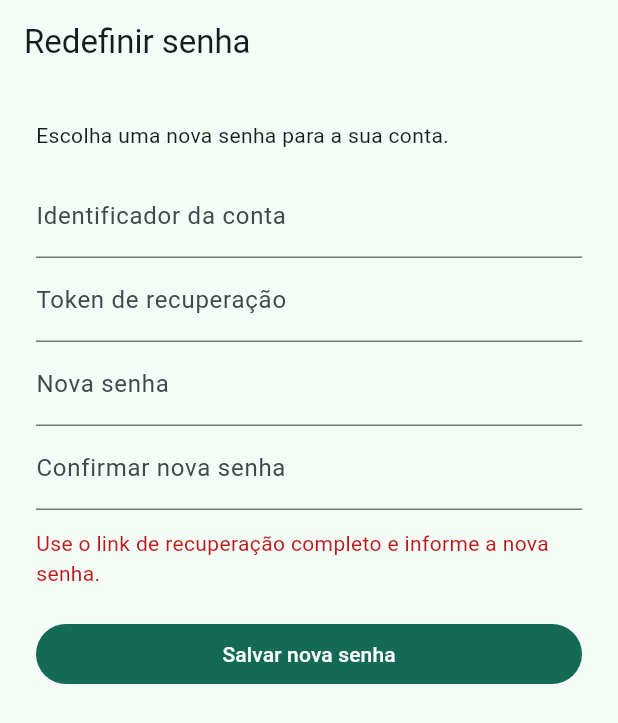
After one commit to rasweb12/VeroEqulibraFitPlus, a Flutter app: the ResetPasswordPage screen opened by its route, after a tap on "Salvar nova senha", on a phone screen of 412 x 824 dp. The commit adds this screen. Shown: the top 723 px of the screen. Run offline on Flutter 3.47's test engine with Material 3 defaults, Android fonts, the light colour scheme and no system bars; our stand-ins replace flutter_riverpod, flutter_secure_storage, go_router, isar, shared_preferences, video_player; accounts and stored records are empty; generated files the repository leaves out were written again.

Commit message:
feat: add password reset completion screen

```diff
--- a/mobile/vero_equilibrafit_app/lib/app.dart
+++ b/mobile/vero_equilibrafit_app/lib/app.dart
@@ -14,6 +14,7 @@ import 'features/auth/presentation/auth_page.dart';
 import 'features/auth/presentation/auth_splash_page.dart';
 import 'features/auth/presentation/auth_providers.dart';
 import 'features/auth/presentation/forgot_password_page.dart';
+import 'features/auth/presentation/reset_password_page.dart';
 
 class VeroEqulibraFitApp extends ConsumerWidget {
   const VeroEqulibraFitApp({super.key});
@@ -26,13 +27,14 @@ class VeroEqulibraFitApp extends ConsumerWidget {
         final atSplash = state.matchedLocation == '/splash';
         final atAuth = state.matchedLocation == '/auth';
         final atForgotPassword = state.matchedLocation == '/forgot-password';
+        final atResetPassword = state.matchedLocation == '/reset-password';
         if (auth.isLoading) return atSplash ? null : '/splash';
         final session = auth.valueOrNull;
         if (session == null)
-          return (atAuth || atForgotPassword)
+          return (atAuth || atForgotPassword || atResetPassword)
               ? null
               : '/auth?returnTo=${Uri.encodeComponent(state.uri.toString())}';
-        if (atSplash || atAuth || atForgotPassword)
+        if (atSplash || atAuth || atForgotPassword || atResetPassword)
           return state.uri.queryParameters['returnTo'] ?? '/';
         return null;
       },
@@ -45,6 +47,13 @@ class VeroEqulibraFitApp extends ConsumerWidget {
         GoRoute(
           path: '/forgot-password',
           builder: (context, state) => const ForgotPasswordPage(),
+        ),
+        GoRoute(
+          path: '/reset-password',
+          builder: (context, state) => ResetPasswordPage(
+            userId: state.uri.queryParameters['userId'],
+            token: state.uri.queryParameters['token'],
+          ),
         ),
         ..._privateRoutes,
       ],
--- /dev/null
+++ b/mobile/vero_equilibrafit_app/lib/features/auth/presentation/reset_password_page.dart
@@ -0,0 +1,112 @@
+import 'package:flutter/material.dart';
+import 'package:flutter_riverpod/flutter_riverpod.dart';
+import 'package:go_router/go_router.dart';
+
+import '../data/auth_repository.dart';
+import 'auth_providers.dart';
+
+class ResetPasswordPage extends ConsumerStatefulWidget {
+  const ResetPasswordPage({super.key, this.userId, this.token});
+
+  final String? userId;
+  final String? token;
+
+  @override
+  ConsumerState<ResetPasswordPage> createState() => _ResetPasswordPageState();
+}
+
+class _ResetPasswordPageState extends ConsumerState<ResetPasswordPage> {
+  late final TextEditingController _userId;
+  late final TextEditingController _token;
+  final _password = TextEditingController();
+  final _confirmation = TextEditingController();
+  bool _saving = false;
+  String? _error;
+
+  @override
+  void initState() {
+    super.initState();
+    _userId = TextEditingController(text: widget.userId ?? '');
+    _token = TextEditingController(text: widget.token ?? '');
+  }
+
+  @override
+  void dispose() {
+    _userId.dispose();
+    _token.dispose();
+    _password.dispose();
+    _confirmation.dispose();
+    super.dispose();
+  }
+
+  @override
+  Widget build(BuildContext context) => Scaffold(
+        appBar: AppBar(title: const Text('Redefinir senha')),
+        body: SingleChildScrollView(
+          padding: const EdgeInsets.all(24),
+          child: Column(
+            crossAxisAlignment: CrossAxisAlignment.stretch,
+            children: [
+              const Text('Escolha uma nova senha para a sua conta.'),
+              const SizedBox(height: 16),
+              TextField(
+                controller: _userId,
+                decoration: const InputDecoration(labelText: 'Identificador da conta'),
+              ),
+              TextField(
+                controller: _token,
+                decoration: const InputDecoration(labelText: 'Token de recuperação'),
+              ),
+              TextField(
+                controller: _password,
+                obscureText: true,
+                decoration: const InputDecoration(labelText: 'Nova senha'),
+              ),
+              TextField(
+                controller: _confirmation,
+                obscureText: true,
+                onSubmitted: (_) => _submit(),
+                decoration: const InputDecoration(labelText: 'Confirmar nova senha'),
+              ),
+              if (_error != null)
+                Padding(
+                  padding: const EdgeInsets.only(top: 12),
+                  child: Text(_error!, style: TextStyle(color: Theme.of(context).colorScheme.error)),
+                ),
+              const SizedBox(height: 20),
+              FilledButton(
+                onPressed: _saving ? null : _submit,
+                child: Text(_saving ? 'Salvando...' : 'Salvar nova senha'),
+              ),
+            ],
+          ),
+        ),
+      );
+
+  Future<void> _submit() async {
+    if (_userId.text.trim().isEmpty || _token.text.trim().isEmpty || _password.text.isEmpty) {
+      setState(() => _error = 'Use o link de recuperação completo e informe a nova senha.');
+      return;
+    }
+    if (_password.text != _confirmation.text) {
+      setState(() => _error = 'As senhas não conferem.');
+      return;
+    }
+    setState(() {
+      _saving = true;
+      _error = null;
+    });
+    try {
+      await ref.read(authRepositoryProvider).resetPassword(
+            userId: _userId.text.trim(),
+            token: _token.text.trim(),
+            password: _password.text,
+          );
+      if (mounted) context.go('/auth');
+    } on AuthException catch (error) {
+      if (mounted) setState(() => _error = error.message);
+    } finally {
+      if (mounted) setState(() => _saving = false);
+    }
+  }
+}
```
Also changed, not shown: 1 other file.
